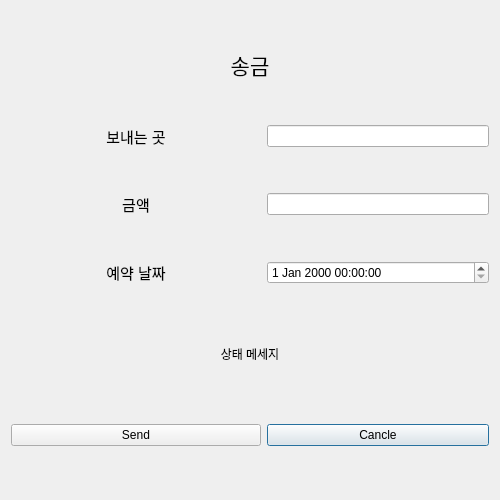
Above: form/senddialog.ui from hyeon-h/QBanker-System before the change. Below: the same form after it.
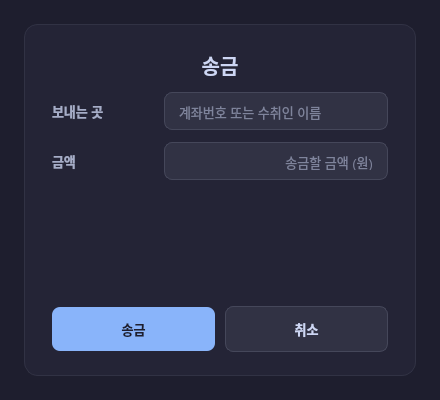
That is the form after the change.

The edit to the form file:
```diff
--- a/form/senddialog.ui
+++ b/form/senddialog.ui
@@ -6,18 +6,186 @@
    <rect>
     <x>0</x>
     <y>0</y>
-    <width>500</width>
-    <height>500</height>
+    <width>440</width>
+    <height>400</height>
    </rect>
   </property>
+  <property name="minimumSize">
+   <size>
+    <width>400</width>
+    <height>370</height>
+   </size>
+  </property>
   <property name="windowTitle">
-   <string>Dialog</string>
+   <string>송금</string>
+  </property>
+  <property name="styleSheet">
+   <string notr="true">
+QDialog {
+    background-color: #1e1e2e;
+}
+QWidget {
+    color: #cdd6f4;
+    font-family: &quot;Segoe UI&quot;, &quot;Malgun Gothic&quot;, sans-serif;
+    font-size: 13px;
+}
+QWidget#card {
+    background-color: #242436;
+    border: 1px solid #313244;
+    border-radius: 14px;
+}
+QLabel {
+    color: #a6adc8;
+    font-weight: 500;
+    background: transparent;
+}
+QLabel#label_4 {
+    color: #cdd6f4;
+    font-size: 20px;
+    font-weight: 700;
+    background: transparent;
+}
+/* 상태/에러 메시지 라인 */
+QLabel#label_5 {
+    color: #f38ba8;
+    font-size: 12px;
+    font-weight: 500;
+    background: transparent;
+}
+QLineEdit {
+    background-color: #313244;
+    border: 1px solid #45475a;
+    border-radius: 8px;
+    padding: 9px 12px;
+    color: #cdd6f4;
+    selection-background-color: #89b4fa;
+    min-height: 18px;
+}
+QLineEdit:focus {
+    border: 1px solid #89b4fa;
+    background-color: #363752;
+}
+QLineEdit:hover {
+    border: 1px solid #6c7086;
+}
+QDateTimeEdit {
+    background-color: #313244;
+    border: 1px solid #45475a;
+    border-radius: 8px;
+    padding: 9px 12px;
+    color: #cdd6f4;
+    selection-background-color: #89b4fa;
+    min-height: 18px;
+}
+QDateTimeEdit:focus {
+    border: 1px solid #89b4fa;
+    background-color: #363752;
+}
+QDateTimeEdit:hover {
+    border: 1px solid #6c7086;
+}
+QDateTimeEdit::drop-down {
+    background-color: #45475a;
+    border: none;
+    width: 22px;
+    border-top-right-radius: 7px;
+    border-bottom-right-radius: 7px;
+}
+QDateTimeEdit::drop-down:hover {
+    background-color: #585b70;
+}
+QDateTimeEdit::down-arrow {
+    image: none;
+    border-left: 4px solid transparent;
+    border-right: 4px solid transparent;
+    border-top: 5px solid #cdd6f4;
+    width: 0; height: 0;
+}
+QCalendarWidget QWidget {
+    background-color: #242436;
+    color: #cdd6f4;
+}
+QCalendarWidget QToolButton {
+    background-color: #313244;
+    color: #cdd6f4;
+    border-radius: 4px;
+    padding: 4px;
+}
+QCalendarWidget QToolButton:hover {
+    background-color: #45475a;
+}
+QCalendarWidget QAbstractItemView:enabled {
+    background-color: #1e1e2e;
+    color: #cdd6f4;
+    selection-background-color: #89b4fa;
+    selection-color: #1e1e2e;
+}
+QPushButton {
+    background-color: #89b4fa;
+    color: #1e1e2e;
+    border: none;
+    border-radius: 8px;
+    padding: 11px 16px;
+    font-weight: 600;
+    min-height: 22px;
+}
+QPushButton:hover {
+    background-color: #a5c4fb;
+}
+QPushButton:pressed {
+    background-color: #74a0e8;
+}
+QPushButton#pushButton_2 {
+    background-color: #313244;
+    color: #cdd6f4;
+    border: 1px solid #45475a;
+}
+QPushButton#pushButton_2:hover {
+    background-color: #45475a;
+    border: 1px solid #89b4fa;
+}
+QPushButton#pushButton_2:pressed {
+    background-color: #585b70;
+}
+   </string>
   </property>
   <layout class="QHBoxLayout" name="horizontalLayout">
+   <property name="leftMargin"><number>24</number></property>
+   <property name="topMargin"><number>24</number></property>
+   <property name="rightMargin"><number>24</number></property>
+   <property name="bottomMargin"><number>24</number></property>
+   <item>
+    <widget class="QWidget" name="card" native="true">
+     <layout class="QVBoxLayout" name="cardLayout">
+      <property name="leftMargin"><number>28</number></property>
+      <property name="topMargin"><number>26</number></property>
+      <property name="rightMargin"><number>28</number></property>
+      <property name="bottomMargin"><number>24</number></property>
+      <property name="spacing"><number>16</number></property>
    <item>
     <layout class="QGridLayout" name="gridLayout">
-     <item row="2" column="1">
-      <widget class="QLineEdit" name="lineEdit_2"/>
+        <property name="horizontalSpacing"><number>12</number></property>
+        <property name="verticalSpacing"><number>12</number></property>
+        <item row="0" column="0" colspan="2">
+         <widget class="QLabel" name="label_4">
+          <property name="maximumSize">
+           <size>
+            <width>16777215</width>
+            <height>40</height>
+           </size>
+          </property>
+          <property name="font">
+           <font>
+            <pointsize>16</pointsize>
+           </font>
+          </property>
+          <property name="text">
+           <string>송금</string>
+          </property>
+          <property name="alignment">
+           <set>Qt::AlignmentFlag::AlignCenter</set>
+          </property>
+         </widget>
      </item>
      <item row="1" column="0">
       <widget class="QLabel" name="label">
@@ -36,12 +204,16 @@
         <string>보내는 곳</string>
        </property>
        <property name="alignment">
-        <set>Qt::AlignmentFlag::AlignCenter</set>
+           <set>Qt::AlignmentFlag::AlignLeft|Qt::AlignmentFlag::AlignVCenter</set>
        </property>
       </widget>
      </item>
      <item row="1" column="1">
-      <widget class="QLineEdit" name="lineEdit"/>
+         <widget class="QLineEdit" name="lineEdit">
+          <property name="placeholderText">
+           <string>계좌번호 또는 수취인 이름</string>
+          </property>
+         </widget>
      </item>
      <item row="2" column="0">
       <widget class="QLabel" name="label_2">
@@ -57,31 +229,40 @@
         <string>금액</string>
        </property>
        <property name="alignment">
-        <set>Qt::AlignmentFlag::AlignCenter</set>
+           <set>Qt::AlignmentFlag::AlignLeft|Qt::AlignmentFlag::AlignVCenter</set>
        </property>
       </widget>
      </item>
-     <item row="4" column="0" colspan="2">
+        <item row="2" column="1">
+         <widget class="QLineEdit" name="lineEdit_2">
+          <property name="placeholderText">
+           <string>송금할 금액 (원)</string>
+          </property>
+          <property name="alignment">
+           <set>Qt::AlignmentFlag::AlignRight|Qt::AlignmentFlag::AlignVCenter</set>
+          </property>
+         </widget>
+        </item>
+       </layout>
+      </item>
+      <item>
+       <spacer name="errorTopSpacer">
+        <property name="orientation">
+         <enum>Qt::Orientation::Vertical</enum>
+        </property>
+        <property name="sizeHint" stdset="0">
+         <size>
+          <width>20</width>
+          <height>14</height>
+         </size>
+        </property>
+       </spacer>
+      </item>
+      <item>
       <widget class="QLabel" name="label_5">
        <property name="maximumSize">
         <size>
          <width>16777215</width>
-         <height>50</height>
-        </size>
-       </property>
-       <property name="text">
-        <string>상태 메세지</string>
-       </property>
-       <property name="alignment">
-        <set>Qt::AlignmentFlag::AlignCenter</set>
-       </property>
-      </widget>
-     </item>
-     <item row="0" column="0" colspan="2">
-      <widget class="QLabel" name="label_4">
-       <property name="maximumSize">
-        <size>
-         <width>16777215</width>
          <height>30</height>
         </size>
        </property>
@@ -91,40 +272,34 @@
         </font>
        </property>
        <property name="text">
-        <string>송금</string>
+         <string/>
        </property>
        <property name="alignment">
         <set>Qt::AlignmentFlag::AlignCenter</set>
        </property>
       </widget>
      </item>
-     <item row="5" column="1">
-      <widget class="QPushButton" name="pushButton_2">
-       <property name="text">
-        <string>Cancle</string>
-       </property>
-      </widget>
-     </item>
-     <item row="3" column="0">
-      <widget class="QLabel" name="label_3">
-       <property name="font">
-        <font>
-         <pointsize>11</pointsize>
-        </font>
-       </property>
-       <property name="text">
-        <string>예약 날짜</string>
-       </property>
-       <property name="alignment">
-        <set>Qt::AlignmentFlag::AlignCenter</set>
-       </property>
-      </widget>
-     </item>
-     <item row="5" column="0">
+      <item>
+       <spacer name="verticalSpacer">
+        <property name="orientation">
+         <enum>Qt::Orientation::Vertical</enum>
+        </property>
+        <property name="sizeHint" stdset="0">
+         <size>
+          <width>20</width>
+          <height>20</height>
+         </size>
+        </property>
+       </spacer>
+      </item>
+      <item>
+       <layout class="QHBoxLayout" name="buttonLayout">
+        <property name="spacing"><number>10</number></property>
+        <item>
       <widget class="QPushButton" name="pushButton">
        <property name="minimumSize">
         <size>
-         <width>250</width>
+            <width>0</width>
          <height>0</height>
         </size>
        </property>
@@ -135,14 +310,27 @@
         </size>
        </property>
        <property name="text">
-        <string>Send</string>
-       </property>
-      </widget>
-     </item>
-     <item row="3" column="1">
-      <widget class="QDateTimeEdit" name="dateTimeEdit"/>
-     </item>
-    </layout>
+           <string>송금</string>
+          </property>
+          <property name="cursor">
+           <cursorShape>PointingHandCursor</cursorShape>
+          </property>
+         </widget>
+        </item>
+        <item>
+         <widget class="QPushButton" name="pushButton_2">
+          <property name="text">
+           <string>취소</string>
+          </property>
+          <property name="cursor">
+           <cursorShape>PointingHandCursor</cursorShape>
+          </property>
+         </widget>
+        </item>
+       </layout>
+      </item>
+     </layout>
+    </widget>
    </item>
   </layout>
  </widget>
```
Left out of the diff: 5 changed lines with no effect on the pictures. Lines whose indentation alone changed are shown as unchanged.
